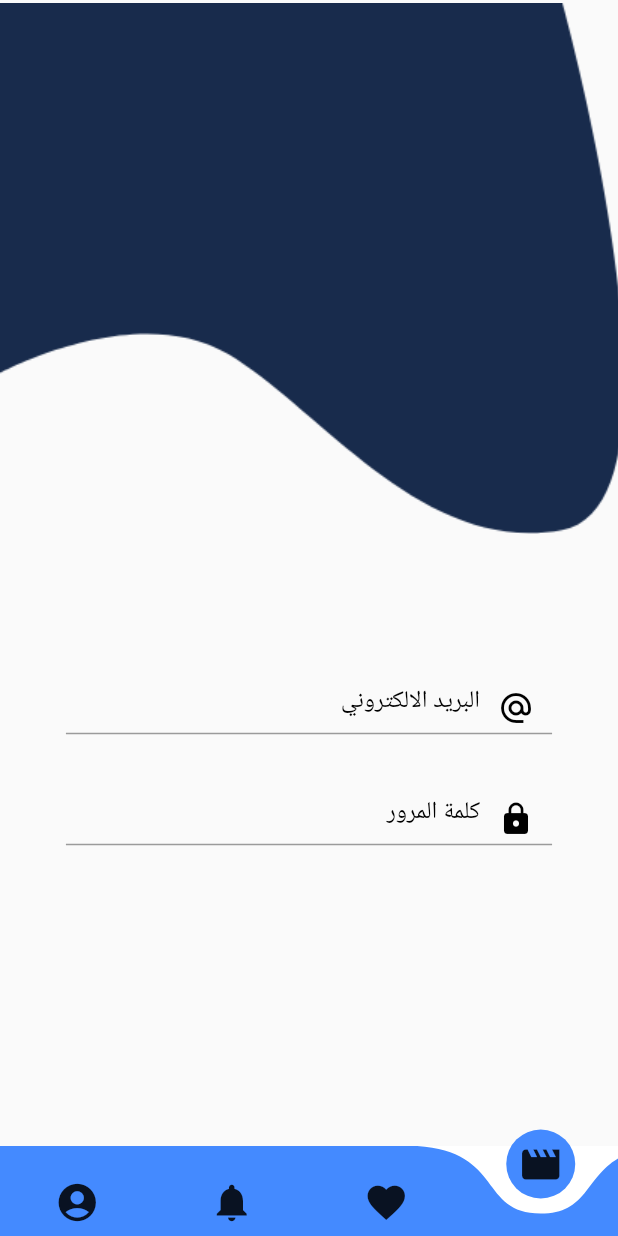
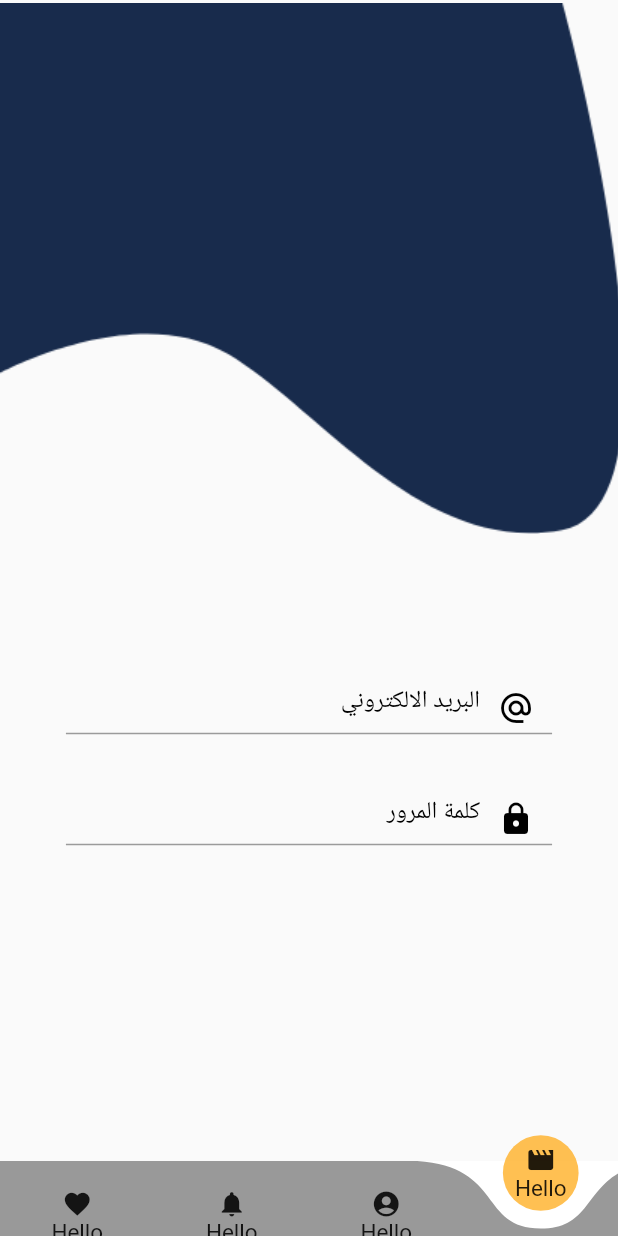
Before and after one commit to AhmadMAbuGhali/agc_conpany, a Flutter app: the screen it shows after launch, on a phone screen of 412 x 824 dp. Run offline on Flutter 3.47's test engine with Material 2 defaults, Android fonts, the phone set to English and light mode, and no system bars; drawn by our look-alikes of curved_navigation_bar; our stand-ins replace flutter_screenutil, get, google_fonts; missing offline and left inert: splash_screen_view.

Commit message:
nav bar with text

```diff
--- a/lib/ui/nav_bar.dart
+++ b/lib/ui/nav_bar.dart
@@ -1,6 +1,8 @@
 import 'package:agc_conpany/ui/registration/login.dart';
 import 'package:curved_navigation_bar/curved_navigation_bar.dart';
 import 'package:flutter/material.dart';
+
+import '../themes/themes.dart';
 
 class NavScreen extends StatefulWidget {
   @override
@@ -18,16 +20,41 @@ class _HomeScreenState extends State<NavScreen> {
     return Scaffold(
         bottomNavigationBar: CurvedNavigationBar(
           key: _bottomNavigationKey,
+
           index: 0,
-          height: 60.0,
-          items: const <Widget>[
-            Icon(Icons.movie, size: 30),
-            Icon(Icons.favorite, size: 30),
-            Icon(Icons.notifications, size: 30),
-            Icon(Icons.account_circle, size: 30),
+          height: 50.0,
+          items:  <Widget>[
+            Column(
+              mainAxisAlignment: MainAxisAlignment.center,
+              children: const [
+                Icon(Icons.movie, size: 20),
+                Text('Hello'),
+              ],
+            ),  Column(
+              mainAxisAlignment: MainAxisAlignment.center,
+              children: const [
+                Icon(Icons.account_circle, size: 20),
+                Text('Hello'),
+              ],
+            ),  Column(
+              mainAxisAlignment: MainAxisAlignment.center,
+              children: const [
+                Icon(Icons.notifications, size: 20),
+                Text('Hello'),
+              ],
+            ),  Column(
+              mainAxisAlignment: MainAxisAlignment.center,
+              children: const [
+                Icon(Icons.favorite, size: 20),
+                Text('Hello'),
+              ],
+            ),
+
+
+
           ],
-          color: Colors.blueAccent,
-          buttonBackgroundColor: Colors.blueAccent,
+          color:Colors.black.withOpacity(0.4),
+          buttonBackgroundColor: orangeClr ,
           backgroundColor: Colors.white,
           animationCurve: Curves.easeInOut,
           animationDuration: const Duration(milliseconds: 600),
```
